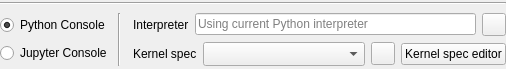
Before: the Qt Designer form spine_items/tool/ui/python_kernel_spec_options.ui in spine-tools/spine-items, drawn with Qt 5.
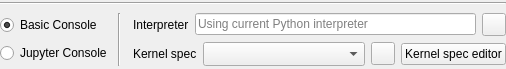
After: the same form once the commit is applied. Icons and pictures are not drawn.

Commit message:
Rename Python Console to Basic Console in Tool specification editor
Re Spine-project/Spine-Toolbox#1468

What changed in the file:
```diff
--- a/spine_items/tool/ui/python_kernel_spec_options.ui
+++ b/spine_items/tool/ui/python_kernel_spec_options.ui
@@ -58,7 +58,7 @@
        <item>
         <widget class="QRadioButton" name="radioButton_python_console">
          <property name="text">
-          <string>Python Console</string>
+          <string>Basic Console</string>
          </property>
          <property name="checked">
           <bool>true</bool>
```
The commit also changes 1 other file.
